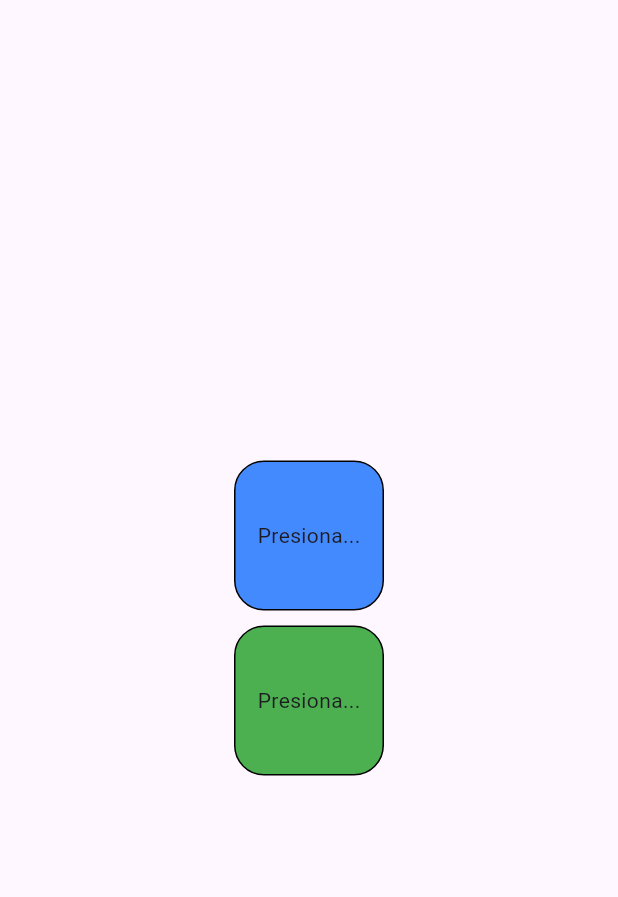
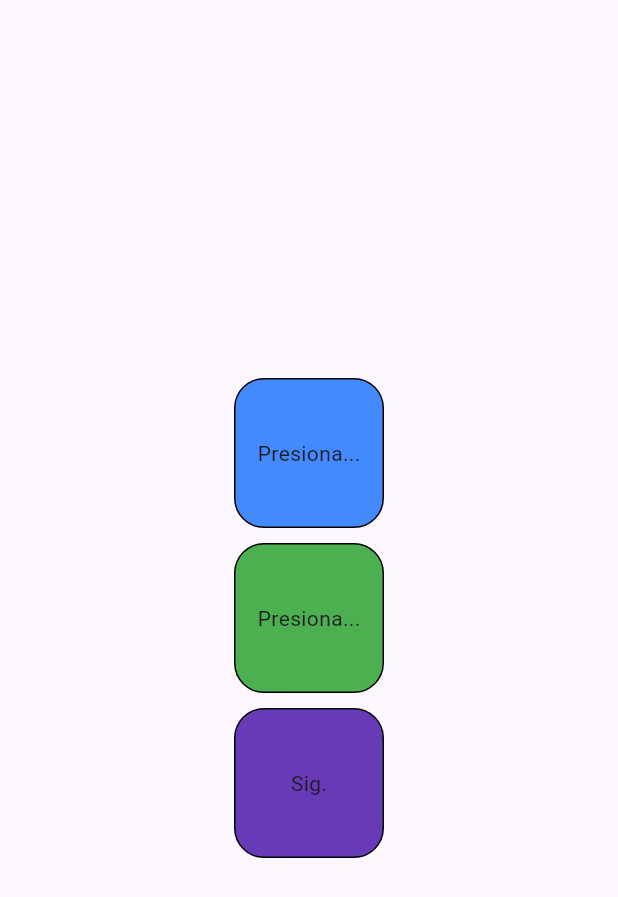
Before and after one commit to JairoVespon/trabajo_dam, a Flutter app: the screen it shows after launch, on a phone screen of 412 x 824 dp. Shown: the top 897 px of the screen. Run offline on Flutter 3.47's test engine with Material 2 defaults, Android fonts, the light colour scheme and no system bars.

Commit message:
agaregando ontap

```diff
--- a/lib/main.dart
+++ b/lib/main.dart
@@ -1,5 +1,6 @@
 import 'package:flutter/material.dart';
 import 'package:trabajo_dam/nsft.dart';
+import 'package:trabajo_dam/ontp.dart';
 import 'dart:math';
 
 void main() {
@@ -31,19 +32,19 @@ class _MyPageState extends State<MyApp> {
   var random = Random();
   List<Color> myColors = [
     Colors.green,
-    Colors.blueAccent,
-    Colors.amberAccent,
-    Colors.tealAccent,
-    Colors.redAccent,
-    Colors.pinkAccent,
-    Colors.purpleAccent,
-    Colors.yellowAccent,
-    Colors.cyanAccent,
-    Colors.orangeAccent,
+    Colors.blue,
+    Colors.amber,
+    Colors.grey,
+    Colors.red,
+    Colors.pink,
+    Colors.purple,
+    Colors.yellow,
+    Colors.cyan,
+    Colors.orange,
   ];
   void changeColorIndex (){
     setState(() {
-      index = random.nextInt(5);
+      index = random.nextInt(10);
     });
   }
 
@@ -86,6 +87,23 @@ class _MyPageState extends State<MyApp> {
                 ),
               ),
             ),
+            GestureDetector(
+              onTap: (){
+                Navigator.of(context).push(MaterialPageRoute(builder: (context)=> Toque(),));
+              },
+              child: Container(
+                alignment: Alignment.center,
+                margin: EdgeInsets.all(5),
+                height: 100,
+                width: 100,
+                child: Text('Sig.'),
+                decoration: BoxDecoration(
+                  color: Colors.deepPurple,
+                  borderRadius: BorderRadius.circular(20),
+                  border: Border.all(width: 1, color: Colors.black),
+                ),
+              ),
+            )
           ],
         ),
       )
```
Also changed, not shown: lib/ontp.dart (added, +25 -0 lines).
